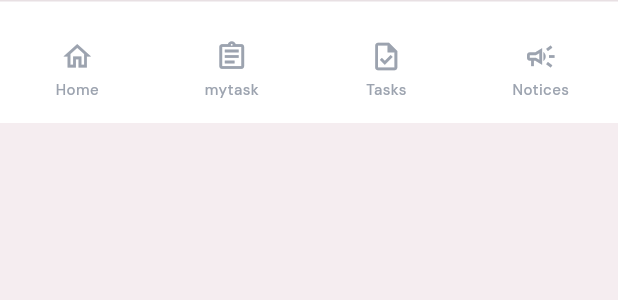
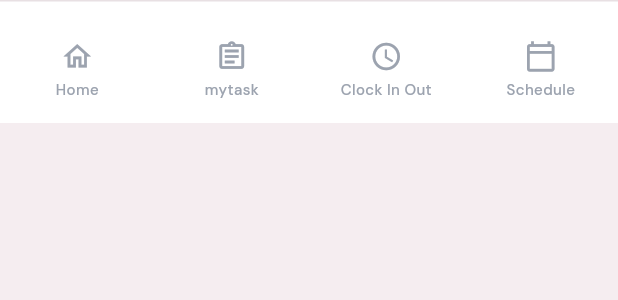
Before and after one commit to scrcorp/taskmanager-app, a Flutter app: the BottomNav widget shown alone on an empty page, opened directly, on a phone screen of 412 x 824 dp. Shown: the top 300 px of the screen. Run offline on Flutter 3.47's test engine with Material 3 defaults, Android fonts, the phone set to English and light mode, and no system bars; our stand-ins replace dio, flutter_riverpod, go_router, image_picker, shared_preferences; accounts and stored records are empty; network calls fail.

Commit message:
feat: match bottom nav tabs to app-design (Clock In Out, Schedule)
Replace Tasks/Notices tabs with Clock In Out and Schedule to match
app-design. Add placeholder screens for /clock and /schedule routes.

Co-Authored-By: Claude Opus 4.6 <noreply@anthropic.com>

```diff
--- a/lib/widgets/app_header.dart
+++ b/lib/widgets/app_header.dart
@@ -31,6 +31,8 @@ class _AppHeaderState extends ConsumerState<AppHeader> {
       case '/work': return 'mytask';
       case '/tasks': return 'Tasks';
       case '/notices': return 'Notices';
+      case '/clock': return 'Clock In Out';
+      case '/schedule': return 'Schedule';
       default: return widget.title ?? 'TaskManager';
     }
   }
--- a/lib/widgets/bottom_nav.dart
+++ b/lib/widgets/bottom_nav.dart
@@ -8,8 +8,8 @@ class BottomNav extends StatelessWidget {
   static const _tabs = [
     _Tab('/home', Icons.home_outlined, Icons.home, 'Home'),
     _Tab('/work', Icons.assignment_outlined, Icons.assignment, 'mytask'),
-    _Tab('/tasks', Icons.task_outlined, Icons.task, 'Tasks'),
-    _Tab('/notices', Icons.campaign_outlined, Icons.campaign, 'Notices'),
+    _Tab('/clock', Icons.access_time_outlined, Icons.access_time, 'Clock In Out'),
+    _Tab('/schedule', Icons.calendar_today_outlined, Icons.calendar_today, 'Schedule'),
   ];
 
   @override
```
Also changed, not shown: lib/config/router.dart (+24 -0 lines).
